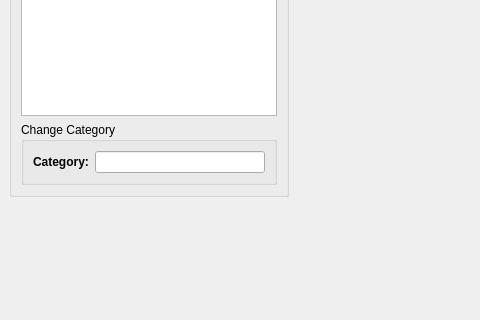
The window that TrackerGUI/traywindow.ui (Mysjkin/ActiveWindowTracker) describes before a commit, drawn with Qt 5; both pictures show x 0 to 480 and y 100 to 420 of the 720 by 420 pixel window.
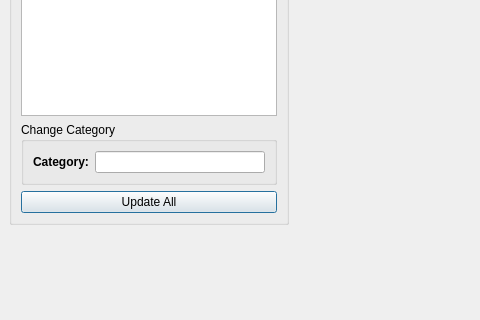
The same window after the commit.

The edit to the form file:
```diff
--- a/TrackerGUI/traywindow.ui
+++ b/TrackerGUI/traywindow.ui
@@ -81,6 +81,13 @@
               </layout>
             </widget>
           </item>
+          <item>
+            <widget class="QPushButton" name="update_1">
+              <property name="text">
+                <string>Update All</string>
+              </property>
+            </widget>
+            </item>
         </layout>
        </widget>
       </item> 
```
